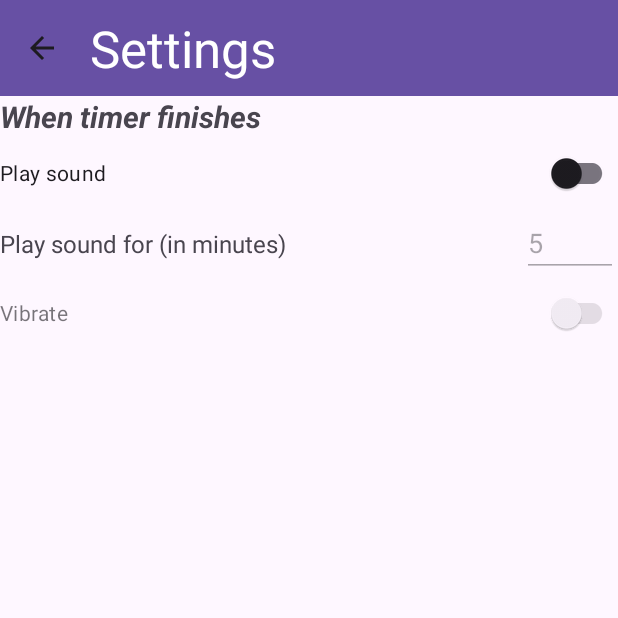
After one commit to brookiestein/TimerAndroid, an Android app: the Settings screen opened directly, with no data from a screen before it, on a phone screen of 412 x 824 dp, the top half of it. The commit adds this screen. Run offline under Robolectric (Android 15) with nearby library versions, the phone set to English and light mode, and no system bars.

Commit message:
Version 1.3.0
* Added Settings page for customizing ringtone and vibration.
* Added vibration along with playing ringtone when timer finishes.
* Preferences are now global for the entire app.

```diff
--- a/app/build.gradle.kts
+++ b/app/build.gradle.kts
@@ -12,7 +12,7 @@ android {
         minSdk = 33
         targetSdk = 34
         versionCode = 1
-        versionName = "1.2.1"
+        versionName = "1.3.0"
 
         testInstrumentationRunner = "androidx.test.runner.AndroidJUnitRunner"
     }
@@ -37,6 +37,7 @@ dependencies {
     implementation("androidx.appcompat:appcompat:1.7.0")
     implementation("com.google.android.material:material:1.12.0")
     implementation("androidx.constraintlayout:constraintlayout:2.1.4")
+    implementation("androidx.activity:activity-ktx:1.9.0")
     testImplementation("junit:junit:4.13.2")
     androidTestImplementation("androidx.test.ext:junit:1.1.5")
     androidTestImplementation("androidx.test.espresso:espresso-core:3.5.1")
--- /dev/null
+++ b/app/src/main/java/com/github/brookiestein/timer/Settings.kt
@@ -0,0 +1,87 @@
+package com.github.brookiestein.timer
+
+import android.content.Context
+import android.content.SharedPreferences
+import android.os.Bundle
+import android.widget.EditText
+import androidx.appcompat.widget.Toolbar
+import androidx.appcompat.app.AppCompatActivity
+
+class Settings : AppCompatActivity() {
+    private lateinit var playSoundForEdit: EditText
+    private var playSoundFor = 0
+    private lateinit var preferences: SharedPreferences
+
+    override fun onCreate(savedInstanceState: Bundle?) {
+        super.onCreate(savedInstanceState)
+        setContentView(R.layout.activity_settings)
+
+        preferences = getSharedPreferences(
+            getString(R.string.preferences),
+            Context.MODE_PRIVATE
+        )
+
+        val toolbar = findViewById<Toolbar>(R.id.settingsToolbar)
+        setSupportActionBar(toolbar)
+        supportActionBar?.setDisplayHomeAsUpEnabled(true)
+
+        if (preferences.getInt(getString(R.string.playSoundForPreference), -1) == -1) {
+            playSoundFor = 5 /* 5 minutes by default */
+            preferences.edit().putInt(getString(R.string.playSoundForPreference), playSoundFor).apply()
+        } else {
+            playSoundFor = preferences.getInt(getString(R.string.playSoundForPreference), -1)
+        }
+
+        val vibrateSwitch: androidx.appcompat.widget.SwitchCompat = findViewById(R.id.vibrateSwitch)
+        playSoundForEdit = findViewById(R.id.playSoundForEdit)
+        playSoundForEdit.setText(playSoundFor.toString())
+
+        val playSound: androidx.appcompat.widget.SwitchCompat = findViewById(R.id.playSoundSwitch)
+        playSound.isChecked = preferences.getBoolean(getString(R.string.playSoundPreference), false)
+
+        playSound.setOnCheckedChangeListener { _, isChecked ->
+            preferences.edit().putBoolean(getString(R.string.playSoundPreference), isChecked).apply()
+            playSoundForEdit.isEnabled = playSound.isChecked
+            vibrateSwitch.isEnabled = playSound.isChecked
+        }
+
+        vibrateSwitch.isEnabled = playSound.isChecked
+        vibrateSwitch.isChecked = preferences.getBoolean(getString(R.string.vibratePreference), false)
+
+        vibrateSwitch.setOnCheckedChangeListener { _, isChecked ->
+            preferences.edit().putBoolean(getString(R.string.vibratePreference), isChecked).apply()
+        }
+
+        playSoundForEdit.isEnabled = playSound.isChecked
+
+        playSoundForEdit.setOnFocusChangeListener { _, hasFocus ->
+            if (hasFocus) {
+                return@setOnFocusChangeListener
+            }
+
+            val number = playSoundForEdit.text.toString()
+            if (number.isEmpty()) {
+                return@setOnFocusChangeListener
+            }
+
+            if (number.toInt() != playSoundFor) {
+                preferences.edit()
+                    .putInt(getString(R.string.playSoundForPreference), number.toInt())
+                    .apply()
+            }
+        }
+    }
+
+    override fun onDestroy() {
+        val number = playSoundForEdit.text.toString()
+        if (number.isNotEmpty()) {
+            if (number.toInt() != playSoundFor) {
+                preferences.edit()
+                    .putInt(getString(R.string.playSoundForPreference), number.toInt())
+                    .apply()
+            }
+        }
+
+        super.onDestroy()
+    }
+}
--- a/app/src/main/res/layout/activity_main.xml
+++ b/app/src/main/res/layout/activity_main.xml
@@ -9,7 +9,11 @@
     <LinearLayout
         android:layout_width="match_parent"
         android:layout_height="match_parent"
-        android:orientation="vertical">
+        android:orientation="vertical"
+        app:layout_constraintBottom_toBottomOf="parent"
+        app:layout_constraintEnd_toEndOf="parent"
+        app:layout_constraintStart_toStartOf="parent"
+        app:layout_constraintTop_toTopOf="parent">
 
         <androidx.appcompat.widget.Toolbar
             android:id="@+id/toolbar"
--- /dev/null
+++ b/app/src/main/res/layout/activity_settings.xml
@@ -0,0 +1,76 @@
+<?xml version="1.0" encoding="utf-8"?>
+<androidx.constraintlayout.widget.ConstraintLayout xmlns:android="http://schemas.android.com/apk/res/android"
+    xmlns:app="http://schemas.android.com/apk/res-auto"
+    xmlns:tools="http://schemas.android.com/tools"
+    android:id="@+id/main"
+    android:layout_width="match_parent"
+    android:layout_height="match_parent"
+    tools:context=".Settings">
+
+    <LinearLayout
+        android:layout_width="match_parent"
+        android:layout_height="wrap_content"
+        android:orientation="vertical"
+        app:layout_constraintStart_toStartOf="parent"
+        app:layout_constraintTop_toTopOf="parent">
+
+        <androidx.appcompat.widget.Toolbar
+            android:id="@+id/settingsToolbar"
+            android:layout_width="match_parent"
+            android:layout_height="wrap_content"
+            android:background="?attr/colorPrimary"
+            android:minHeight="?attr/actionBarSize"
+            android:theme="?attr/actionBarTheme"
+            app:title="@string/settingsOption"
+            app:titleTextAppearance="@style/TextAppearance.AppCompat.Display1"
+            app:titleTextColor="#FFFFFF" />
+
+        <TextView
+            android:id="@+id/whenTimerFinishesTextView"
+            android:layout_width="match_parent"
+            android:layout_height="wrap_content"
+            android:text="@string/whenTimerFinishesHeader"
+            android:textAllCaps="false"
+            android:textSize="20sp"
+            android:textStyle="bold|italic" />
+
+        <androidx.appcompat.widget.SwitchCompat
+            android:id="@+id/playSoundSwitch"
+            android:layout_width="match_parent"
+            android:layout_height="wrap_content"
+            android:layout_weight="1"
+            android:text="@string/playSound"
+            android:textAlignment="viewStart" />
+
+        <LinearLayout
+            android:id="@+id/linearLayout"
+            android:layout_width="match_parent"
+            android:layout_height="wrap_content"
+            android:orientation="horizontal">
+
+            <TextView
+                android:id="@+id/playSoundTimeTextView"
+                android:layout_width="wrap_content"
+                android:layout_height="wrap_content"
+                android:layout_weight="1"
+                android:text="@string/playSoundTime"
+                android:textSize="16sp" />
+
+            <EditText
+                android:id="@+id/playSoundForEdit"
+                android:layout_width="64dp"
+                android:layout_height="wrap_content"
+                android:ems="10"
+                android:inputType="number" />
+
+        </LinearLayout>
+
+        <androidx.appcompat.widget.SwitchCompat
+            android:id="@+id/vibrateSwitch"
+            android:layout_width="match_parent"
+            android:layout_height="wrap_content"
+            android:text="@string/vibrate" />
+
+    </LinearLayout>
+
+</androidx.constraintlayout.widget.ConstraintLayout>
--- a/app/src/main/res/values/strings.xml
+++ b/app/src/main/res/values/strings.xml
@@ -26,8 +26,17 @@
     <string name="empty" translatable="false"></string>
     <string name="action" translatable="false">Action</string>
     <string name="noAction" translatable="false">NoAction</string>
+    <string name="preferences" translatable="false">com.github.brookiestein.timer.preferences</string>
     <string name="stopAction" translatable="false">com.github.brookiestein.timer.stop</string>
     <string name="pauseAction" translatable="false">com.github.brookiestein.timer.pause</string>
     <string name="resumeAction" translatable="false">com.github.brookiestein.timer.resume</string>
     <string name="stopRingtone">Stop Ringtone</string>
+    <string name="whenTimerFinishesHeader">When timer finishes</string>
+    <string name="settingsOption">Settings</string>
+    <string name="playSound">Play sound</string>
+    <string name="playSoundTime">Play sound for (in minutes)</string>
+    <string name="playSoundPreference" translatable="false">PlaySound</string>
+    <string name="playSoundForPreference" translatable="false">PlaySoundFor</string>
+    <string name="vibratePreference" translatable="false">Vibrate</string>
+    <string name="vibrate">Vibrate</string>
 </resources>
```
Also changed, not shown: app/src/main/AndroidManifest.xml (+6 -1 lines), app/src/main/java/com/github/brookiestein/timer/MainActivity.kt (+28 -6 lines), app/src/main/java/com/github/brookiestein/timer/Timer.kt (+33 -1 lines), app/src/main/res/menu/menu.xml (added, +13 -0 lines), app/src/main/res/drawable/more_vert_24dp.png (added), 1 other file.
